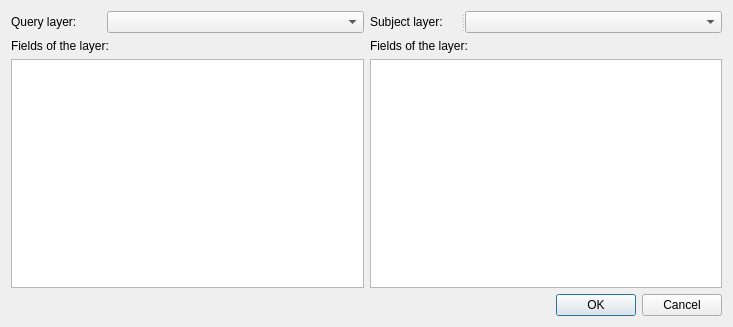
Qt form viet_vet_vect/sp_query_dlg.ui (solymosin/vietnam) before a commit.
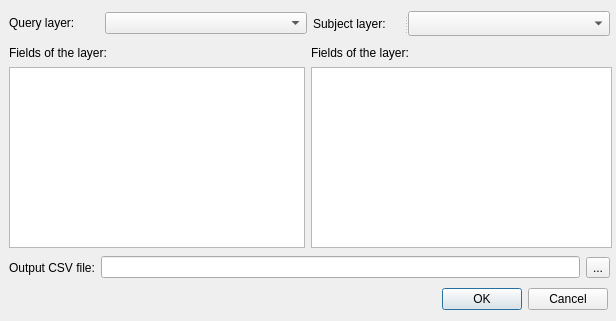
The same form after that commit.

```diff
--- a/viet_vet_vect/sp_query_dlg.ui
+++ b/viet_vet_vect/sp_query_dlg.ui
@@ -6,15 +6,38 @@
    <rect>
     <x>0</x>
     <y>0</y>
-    <width>733</width>
-    <height>327</height>
+    <width>616</width>
+    <height>321</height>
    </rect>
   </property>
   <property name="windowTitle">
    <string>Dialog</string>
   </property>
-  <layout class="QGridLayout" name="gridLayout_3">
-   <item row="0" column="0" colspan="2">
+  <widget class="QDialogButtonBox" name="buttonBox">
+   <property name="geometry">
+    <rect>
+     <x>442</x>
+     <y>287</y>
+     <width>166</width>
+     <height>25</height>
+    </rect>
+   </property>
+   <property name="orientation">
+    <enum>Qt::Horizontal</enum>
+   </property>
+   <property name="standardButtons">
+    <set>QDialogButtonBox::Cancel|QDialogButtonBox::Ok</set>
+   </property>
+  </widget>
+  <widget class="QWidget" name="layoutWidget">
+   <property name="geometry">
+    <rect>
+     <x>9</x>
+     <y>9</y>
+     <width>601</width>
+     <height>29</height>
+    </rect>
+   </property>
     <layout class="QGridLayout" name="gridLayout_2">
      <item row="0" column="0">
       <widget class="QSplitter" name="splitter">
@@ -63,23 +86,42 @@
       </widget>
      </item>
     </layout>
-   </item>
-   <item row="1" column="0">
+  </widget>
     <widget class="QLabel" name="label_3">
+   <property name="geometry">
+    <rect>
+     <x>9</x>
+     <y>44</y>
+     <width>125</width>
+     <height>17</height>
+    </rect>
+   </property>
      <property name="text">
       <string>Fields of the layer:</string>
      </property>
     </widget>
-   </item>
-   <item row="1" column="1">
     <widget class="QLabel" name="label_4">
+   <property name="geometry">
+    <rect>
+     <x>311</x>
+     <y>44</y>
+     <width>125</width>
+     <height>17</height>
+    </rect>
+   </property>
      <property name="text">
       <string>Fields of the layer:</string>
      </property>
     </widget>
-   </item>
-   <item row="2" column="0">
     <widget class="QListWidget" name="listWidget">
+   <property name="geometry">
+    <rect>
+     <x>9</x>
+     <y>67</y>
+     <width>296</width>
+     <height>181</height>
+    </rect>
+   </property>
      <property name="editTriggers">
       <set>QAbstractItemView::NoEditTriggers</set>
      </property>
@@ -93,9 +135,15 @@
       <bool>true</bool>
      </property>
     </widget>
-   </item>
-   <item row="2" column="1">
     <widget class="QListWidget" name="listWidget_2">
+   <property name="geometry">
+    <rect>
+     <x>311</x>
+     <y>67</y>
+     <width>301</width>
+     <height>181</height>
+    </rect>
+   </property>
      <property name="editTriggers">
       <set>QAbstractItemView::NoEditTriggers</set>
      </property>
@@ -109,18 +157,35 @@
       <bool>true</bool>
      </property>
     </widget>
-   </item>
-   <item row="3" column="1">
-    <widget class="QDialogButtonBox" name="buttonBox">
-     <property name="orientation">
-      <enum>Qt::Horizontal</enum>
-     </property>
-     <property name="standardButtons">
-      <set>QDialogButtonBox::Cancel|QDialogButtonBox::Ok</set>
+  <widget class="QWidget" name="">
+   <property name="geometry">
+    <rect>
+     <x>9</x>
+     <y>254</y>
+     <width>601</width>
+     <height>27</height>
+    </rect>
+   </property>
+   <layout class="QHBoxLayout" name="horizontalLayout">
+    <item>
+     <widget class="QLabel" name="label_5">
+      <property name="text">
+       <string>Output CSV file:</string>
+      </property>
+     </widget>
+    </item>
+    <item>
+     <widget class="QLineEdit" name="lineEdit"/>
+    </item>
+    <item>
+     <widget class="QToolButton" name="toolButton">
+      <property name="text">
+       <string>...</string>
      </property>
     </widget>
    </item>
   </layout>
+  </widget>
  </widget>
  <resources/>
  <connections>
```
Lines whose indentation alone changed are shown as unchanged.
